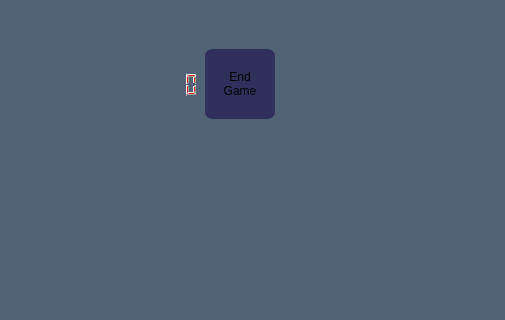
This is MainGame/frontEND/minesweeper2.ui in FrogCpp/SaperYandex as Qt 5 draws it before an edit; both pictures show x 95 to 600 and y 0 to 320 of the 600 by 650 pixel window. The edited form follows.
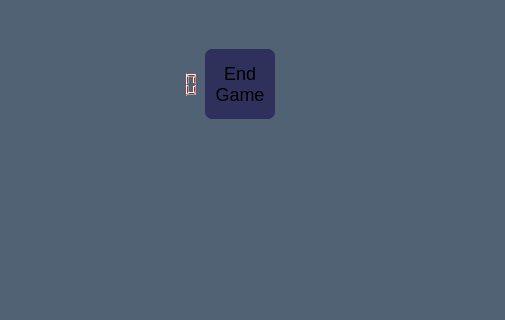
This is the edited form.

```diff
--- a/MainGame/frontEND/minesweeper2.ui
+++ b/MainGame/frontEND/minesweeper2.ui
@@ -67,6 +67,15 @@
 {
 	background-color: #30305C;
 	border-radius: 7px;
+	font-size: 18px;
+}
+QPushButton::pressed
+{
+	background-color: #303030;
+}
+QPushButton::released
+{
+	background-color: #30305C;
 }</string>
       </property>
       <property name="text">
```
